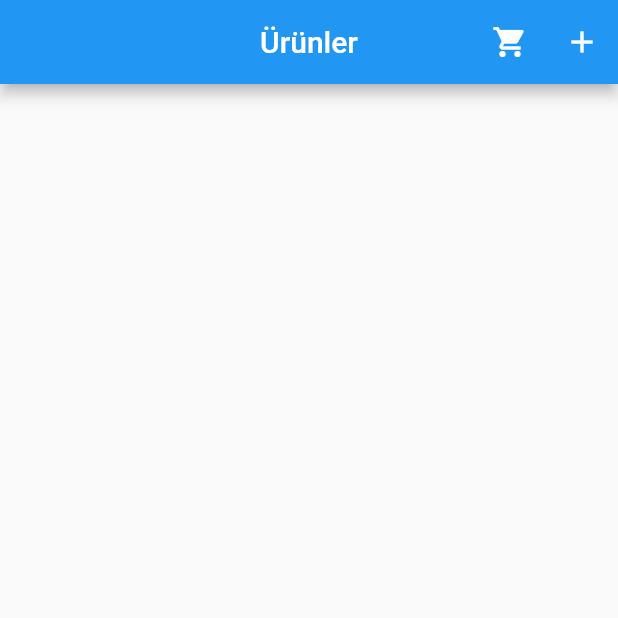
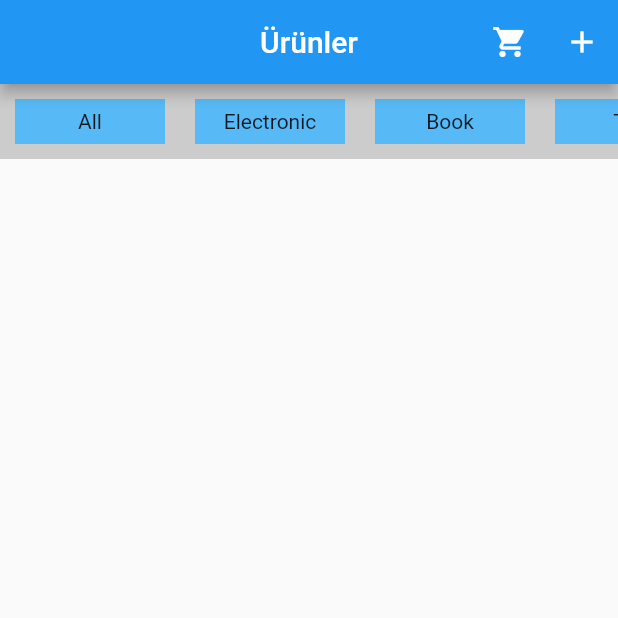
Before and after one commit to BeEkremSivrikaya/E-Commerce, a Flutter app: the ECommerce screen opened directly, on a phone screen of 412 x 824 dp, the top half of it. Run offline on Flutter 3.47's test engine with Material 2 defaults, Android fonts, the phone set to English and light mode, and no system bars; our stand-ins replace cloud_firestore, file_picker, firebase_auth, firebase_core, firebase_storage; accounts and stored records are empty.

Commit message:
Category added

```diff
--- a/E_Commerce_App/lib/views/e_commerce.dart
+++ b/E_Commerce_App/lib/views/e_commerce.dart
@@ -1,3 +1,6 @@
+import 'dart:async';
+
+import 'package:e_commerce_app/components/categories_list.dart';
 import 'package:e_commerce_app/helper/firebase_helper.dart';
 import 'package:e_commerce_app/utility/product.dart';
 import 'package:e_commerce_app/views/admin/admin.dart';
@@ -15,6 +18,8 @@ class ECommerce extends StatefulWidget {
   ECommerce({this.user});
   @override
   State<ECommerce> createState() => _ECommerceState(user: user);
+
+  static List<String> categories = ['All','Electronic', 'Book', 'Toy', 'Outfit'];
 }
 
 class _ECommerceState extends State<ECommerce> {
@@ -22,17 +27,24 @@ class _ECommerceState extends State<ECommerce> {
   _ECommerceState({this.user});
 
   List<Product> products = List<Product>.empty(growable: true);
+  List<Product> productsView = List<Product>.empty(growable: true);
 
   FirebaseHelper firebaseHelper = FirebaseHelper();
+
+  Timer? timer;
+  String category = ECommerce.categories.first;
 
   @override
   void initState() {
     // TODO: implement initState
     super.initState();
     getAllProducts();
+    timer =
+        Timer.periodic(Duration(seconds: 10), (Timer t) => getAllProducts());
   }
 
   getAllProducts() async {
+    print("object");
     addNewProduct(String id) {
       firebaseHelper.firestoreGet("products", id).then((doc) {
         Product newProduct = Product(
@@ -45,14 +57,44 @@ class _ECommerceState extends State<ECommerce> {
           sellerId: doc["sellerId"],
         );
         setState(() {
+          if (newProduct.sellerId != Login.userId) {
+            bool contain = false;
+
+            products.forEach((product) => {
+                  if (product.id == newProduct.id)
+                    {
+                      contain = true,
+                    }
+                });
+            if (!contain) {
               products.add(newProduct);
-        });
+              renderCategoryView();
+            }
+          }
+
+        }
+        );
       });
     }
 
     firebaseHelper.firestore.collection("products").get().then((snapshot) {
       snapshot.docs.forEach((doc) => {addNewProduct(doc.id.toString())});
     });
+  }
+
+  renderCategoryView() {
+    setState(() {
+      productsView.clear();
+      products.forEach((product) => {
+        if(category=="All"){
+          productsView.add(product)
+        }else if (product.category == category) {productsView.add(product),}
+          });
+    });
+  }
+
+  setCategory(String category) {
+    this.category = category;
   }
 
   @override
@@ -95,20 +137,58 @@ class _ECommerceState extends State<ECommerce> {
           // ),
         ],
       ),
-      body: Padding(
-        padding: const EdgeInsets.all(8.0),
+      body: Column(children: [
+        Container(
+          height: 50,
+          color: Color.fromARGB(253, 204, 204, 204),
+          child: SingleChildScrollView(
+            scrollDirection: Axis.horizontal,
             child: Container(
-          padding: EdgeInsets.only(top: 16),
+              width: MediaQuery.of(context).size.width,
+              height: MediaQuery.of(context).size.height,
               child: ListView.builder(
-            itemCount: products.length,
+                itemCount: ECommerce.categories.length,
                 shrinkWrap: true,
+                scrollDirection: Axis.horizontal,
                 physics: ClampingScrollPhysics(),
                 itemBuilder: (context, index) {
-              return ProductCard(product: products[index]);
+                  return Padding(
+                    padding: const EdgeInsets.all(10.0),
+                    child: GestureDetector(
+                      onTap: () => {
+                        setCategory(ECommerce.categories[index]),
+                        renderCategoryView()
+                        },
+                      child: Container(
+                        width: 100,
+                        height: 20,
+                        color: Color.fromARGB(255, 87, 186, 247),
+                        child: Center(child: Text(ECommerce.categories[index])),
+                      ),
+                    ),
+                  );
                 },
               ),
             ),
           ),
+        ),
+        Container(
+          height: MediaQuery.of(context).size.height * 0.76,
+          child: Padding(
+            padding: const EdgeInsets.symmetric(horizontal: 8.0),
+            child: Container(
+              child: ListView.builder(
+                itemCount: productsView.length,
+                shrinkWrap: true,
+                physics: ClampingScrollPhysics(),
+                itemBuilder: (context, index) {
+                  return ProductCard(product: productsView[index]);
+                },
+              ),
+            ),
+          ),
+        ),
+      ]),
       bottomNavigationBar: Login.admin
           ? Container(
               child: ButtonBar(
```
Also changed, not shown: E_Commerce_App/lib/components/categories_list.dart (added, +45 -0 lines), E_Commerce_App/lib/sections/product_update.dart (+5 -13 lines), E_Commerce_App/lib/views/seller.dart (+8 -25 lines). Lines whose indentation alone changed are shown as unchanged.
